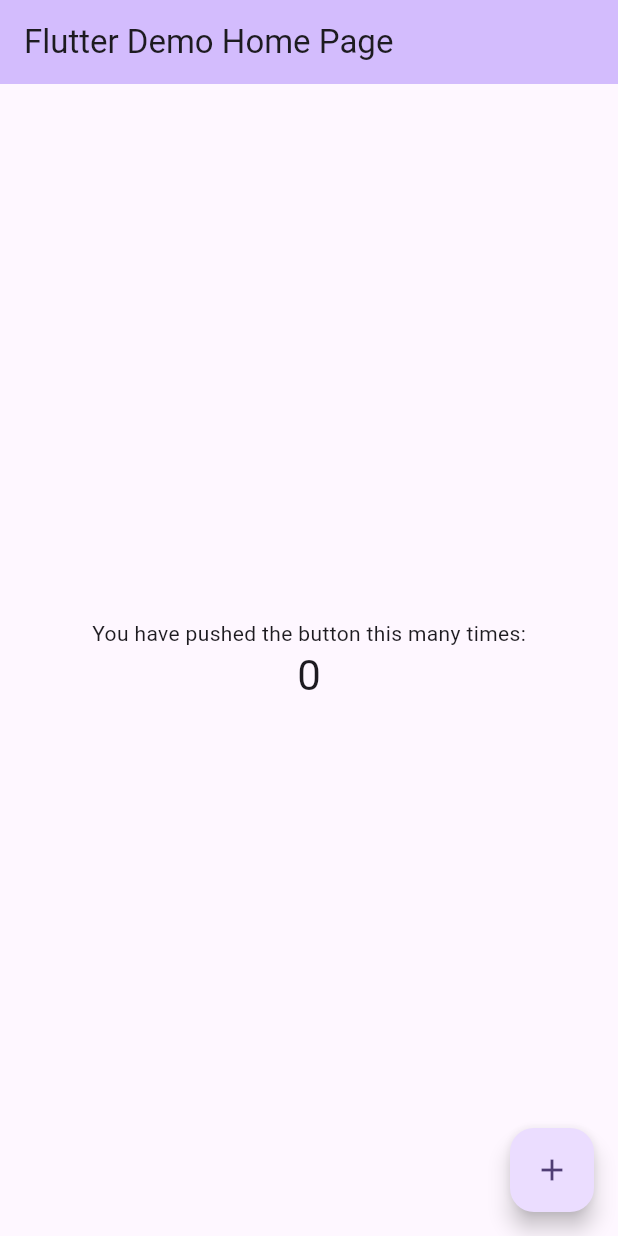
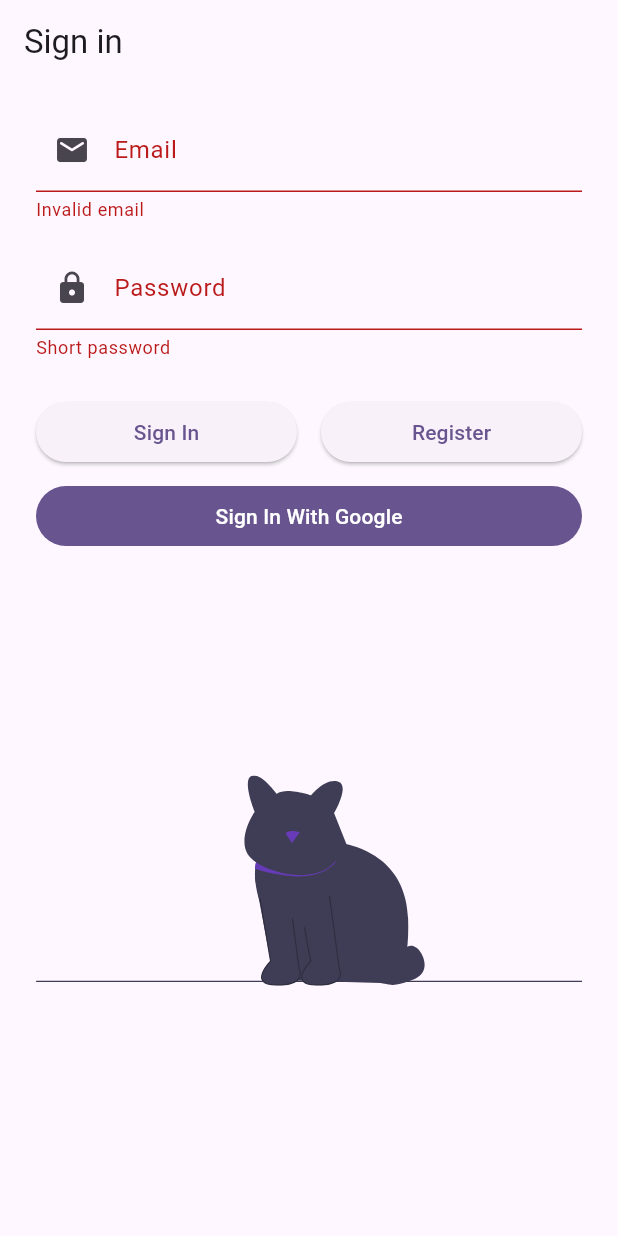
Before and after one commit to dartm05/Flutter-app, a Flutter app: the screen it shows after launch, on a phone screen of 412 x 824 dp. Run offline on Flutter 3.47's test engine with Material 2 defaults, Android fonts, the phone set to English and light mode, and no system bars; our stand-ins replace bloc, dartz, firebase_auth, firebase_core, flutter_bloc, flutter_svg and 4 more; accounts and stored records are empty.

Commit message:
feat: se crea form de inicio de sesión y se conecta con la lógica de negocio

```diff
--- a/lib/infrastructure/auth/firebase_auth_facade.dart
+++ b/lib/infrastructure/auth/firebase_auth_facade.dart
@@ -1,6 +1,5 @@
 import 'package:dartz/dartz.dart';
 import 'package:firebase_auth/firebase_auth.dart';
-import 'package:flutter/services.dart';
 import 'package:google_sign_in/google_sign_in.dart';
 import 'package:injectable/injectable.dart';
 
@@ -24,7 +23,7 @@ class FirebaseAuthFacade implements IAuthFacade {
     required Password password,
   }) async {
     final emailStr = emailAddress.getOrCrash();
-    final passwordStr = emailAddress.getOrCrash();
+    final passwordStr = password.getOrCrash();
 
     try {
       await _firebaseAuth.createUserWithEmailAndPassword(
@@ -33,7 +32,7 @@ class FirebaseAuthFacade implements IAuthFacade {
       );
 
       return right(unit);
-    } on PlatformException catch (e) {
+    } on FirebaseAuthException catch (e) {
       if (e.code == 'email-already-in-use') {
         return left(const AuthFailure.emailAlreadyInUse());
       } else {
@@ -48,7 +47,7 @@ class FirebaseAuthFacade implements IAuthFacade {
     required Password password,
   }) async {
     final emailStr = emailAddress.getOrCrash();
-    final passwordStr = emailAddress.getOrCrash();
+    final passwordStr = password.getOrCrash();
 
     try {
       await _firebaseAuth.signInWithEmailAndPassword(
@@ -56,7 +55,7 @@ class FirebaseAuthFacade implements IAuthFacade {
         password: passwordStr,
       );
       return right(unit);
-    } on PlatformException catch (e) {
+    } on FirebaseAuthException catch (e) {
       if (e.code == 'user-not-found' || e.code == 'wrong-password') {
         return left(const AuthFailure.invalidEmailAndPassword());
       } else {
--- a/lib/main.dart
+++ b/lib/main.dart
@@ -2,128 +2,9 @@ import 'package:flutter/material.dart';
 import 'package:injectable/injectable.dart';
 import 'package:project1/injectable.dart';
 
-// hola desde idx
+import 'presentation/core/app_widget.dart';
+
 void main() {
   configInjector(getIt, env: Environment.prod);
-  runApp(const MyApp());
+  runApp(const AppWidget());
 }
-
-class MyApp extends StatelessWidget {
-  const MyApp({super.key});
-
-  // This widget is the root of your application.
-  @override
-  Widget build(BuildContext context) {
-    return MaterialApp(
-      title: 'Flutter Demo',
-      theme: ThemeData(
-        // This is the theme of your application.
-        //
-        // TRY THIS: Try running your application with "flutter run". You'll see
-        // the application has a blue toolbar. Then, without quitting the app,
-        // try changing the seedColor in the colorScheme below to Colors.green
-        // and then invoke "hot reload" (save your changes or press the "hot
-        // reload" button in a Flutter-supported IDE, or press "r" if you used
-        // the command line to start the app).
-        //
-        // Notice that the counter didn't reset back to zero; the application
-        // state is not lost during the reload. To reset the state, use hot
-        // restart instead.
-        //
-        // This works for code too, not just values: Most code changes can be
-        // tested with just a hot reload.
-        colorScheme: ColorScheme.fromSeed(seedColor: Colors.deepPurple),
-        useMaterial3: true,
-      ),
-      home: const MyHomePage(title: 'Flutter Demo Home Page'),
-    );
-  }
-}
-
-class MyHomePage extends StatefulWidget {
-  const MyHomePage({super.key, required this.title});
-
-  // This widget is the home page of your application. It is stateful, meaning
-  // that it has a State object (defined below) that contains fields that affect
-  // how it looks.
-
-  // This class is the configuration for the state. It holds the values (in this
-  // case the title) provided by the parent (in this case the App widget) and
-  // used by the build method of the State. Fields in a Widget subclass are
-  // always marked "final".
-
-  final String title;
-
-  @override
-  State<MyHomePage> createState() => _MyHomePageState();
-}
-
-class _MyHomePageState extends State<MyHomePage> {
-  int _counter = 0;
-
-  void _incrementCounter() {
-    setState(() {
-      // This call to setState tells the Flutter framework that something has
-      // changed in this State, which causes it to rerun the build method below
-      // so that the display can reflect the updated values. If we changed
-      // _counter without calling setState(), then the build method would not be
-      // called again, and so nothing would appear to happen.
-      _counter++;
-    });
-  }
-
-  @override
-  Widget build(BuildContext context) {
-    // This method is rerun every time setState is called, for instance as done
-    // by the _incrementCounter method above.
-    //
-    // The Flutter framework has been optimized to make rerunning build methods
-    // fast, so that you can just rebuild anything that needs updating rather
-    // than having to individually change instances of widgets.
-    return Scaffold(
-      appBar: AppBar(
-        // TRY THIS: Try changing the color here to a specific color (to
-        // Colors.amber, perhaps?) and trigger a hot reload to see the AppBar
-        // change color while the other colors stay the same.
-        backgroundColor: Theme.of(context).colorScheme.inversePrimary,
-        // Here we take the value from the MyHomePage object that was created by
-        // the App.build method, and use it to set our appbar title.
-        title: Text(widget.title),
-      ),
-      body: Center(
-        // Center is a layout widget. It takes a single child and positions it
-        // in the middle of the parent.
-        child: Column(
-          // Column is also a layout widget. It takes a list of children and
-          // arranges them vertically. By default, it sizes itself to fit its
-          // children horizontally, and tries to be as tall as its parent.
-          //
-          // Column has various properties to control how it sizes itself and
-          // how it positions its children. Here we use mainAxisAlignment to
-          // center the children vertically; the main axis here is the vertical
-          // axis because Columns are vertical (the cross axis would be
-          // horizontal).
-          //
-          // TRY THIS: Invoke "debug painting" (choose the "Toggle Debug Paint"
-          // action in the IDE, or press "p" in the console), to see the
-          // wireframe for each widget.
-          mainAxisAlignment: MainAxisAlignment.center,
-          children: <Widget>[
-            const Text(
-              'You have pushed the button this many times:',
-            ),
-            Text(
-              '$_counter',
-              style: Theme.of(context).textTheme.headlineMedium,
-            ),
-          ],
-        ),
-      ),
-      floatingActionButton: FloatingActionButton(
-        onPressed: _incrementCounter,
-        tooltip: 'Increment',
-        child: const Icon(Icons.add),
-      ), // This trailing comma makes auto-formatting nicer for build methods.
-    );
-  }
-}
--- /dev/null
+++ b/lib/presentation/core/app_widget.dart
@@ -0,0 +1,43 @@
+import 'package:firebase_core/firebase_core.dart';
+import 'package:flutter/material.dart';
+
+import '../sign_in/sign_in_page.dart';
+
+class AppWidget extends StatelessWidget {
+  const AppWidget({super.key});
+
+  // Future<void> initializeDefault() async {
+  //   FirebaseApp app = await Firebase.initializeApp(
+  //     options: const FirebaseOptions(
+  //       apiKey: 'AIzaSyC68NmpG0_tHY_HuX9FIX25374iWqKs7HY',
+  //       appId: '1:315622192186:ios:f929b3e607f4c1769d7103',
+  //       messagingSenderId: '315622192186',
+  //       projectId: 'dddtutorial-f982d',
+  //     ),
+  //   );
+  //   print('Initialized default app $app');
+  // }
+
+  @override
+  Widget build(BuildContext context) {
+    return FutureBuilder(
+      future: Firebase.initializeApp(),
+      builder: (context, snapshot) {
+        if (!snapshot.hasData) {
+          return const CircularProgressIndicator();
+        }
+
+        return MaterialApp(
+          title: 'La mejor app',
+          theme: ThemeData(
+            colorScheme:
+                ColorScheme.fromSeed(seedColor: const Color(0xFF673AB7)),
+            useMaterial3: true,
+          ),
+          home: const SignInPage(),
+          debugShowCheckedModeBanner: false,
+        );
+      },
+    );
+  }
+}
--- /dev/null
+++ b/lib/presentation/sign_in/sign_in_page.dart
@@ -0,0 +1,21 @@
+import 'package:flutter/material.dart';
+import 'package:flutter_bloc/flutter_bloc.dart';
+
+import '../../application/auth/sign_in_form/sign_in_form_bloc.dart';
+import '../../injectable.dart';
+import 'widgets/sign_in_form.dart';
+
+class SignInPage extends StatelessWidget {
+  const SignInPage({super.key});
+
+  @override
+  Widget build(BuildContext context) {
+    return Scaffold(
+      appBar: AppBar(title: const Text('Sign in')),
+      body: BlocProvider(
+        create: (context) => getIt<SignInFormBloc>(),
+        child: const SignInForm(),
+      ),
+    );
+  }
+}
--- /dev/null
+++ b/lib/presentation/sign_in/widgets/sign_in_form.dart
@@ -0,0 +1,152 @@
+import 'package:flutter/material.dart';
+import 'package:flutter_bloc/flutter_bloc.dart';
+import 'package:flutter_svg/svg.dart';
+import 'package:project1/application/auth/sign_in_form/sign_in_form_bloc.dart';
+
+class SignInForm extends StatelessWidget {
+  const SignInForm({super.key});
+
+  @override
+  Widget build(BuildContext context) {
+    SizedBox sizedBox = const SizedBox(
+      height: 16,
+    );
+    SizedBox sizedBoxWidth = const SizedBox(
+      width: 16,
+    );
+
+    return BlocConsumer<SignInFormBloc, SignInFormState>(
+      listener: (context, state) {
+        state.authFailureOrSuccessOption.fold(
+          () {},
+          (either) => either.fold(
+            (failure) => ScaffoldMessenger.of(context).showSnackBar(
+              SnackBar(
+                content: Text(
+                  failure.map(
+                    cancelledByUser: (_) => 'Cancelled',
+                    serverError: (_) => 'Server error',
+                    emailAlreadyInUse: (_) => 'Email already in use',
+                    invalidEmailAndPassword: (_) =>
+                        'Invalid email and password',
+                  ),
+                ),
+              ),
+            ),
+            (_) {
+              //TODO:navigate
+            },
+          ),
+        );
+      },
+      builder: (context, state) {
+        return Container(
+          decoration: const BoxDecoration(
+            borderRadius: BorderRadius.all(
+              Radius.circular(2.0),
+            ),
+          ),
+          padding: const EdgeInsets.symmetric(
+            horizontal: 24.0,
+            vertical: 16.0,
+          ),
+          child: Form(
+            autovalidateMode: AutovalidateMode.always,
+            child: ListView(
+              children: [
+                TextFormField(
+                  decoration: const InputDecoration(
+                    prefixIcon: Icon(Icons.email_rounded),
+                    labelText: 'Email',
+                  ),
+                  onChanged: (email) => context.read<SignInFormBloc>().add(
+                        SignInFormEvent.emailChanged(email),
+                      ),
+                  validator: (_) => context
+                      .read<SignInFormBloc>()
+                      .state
+                      .emailAddress
+                      .value
+                      .fold(
+                        (failure) => failure.maybeMap(
+                          invalidEmail: (_) => 'Invalid email',
+                          orElse: () => null,
+                        ),
+                        (_) => null,
+                      ),
+                ),
+                sizedBox,
+                TextFormField(
+                  decoration: const InputDecoration(
+                    prefixIcon: Icon(Icons.lock),
+                    labelText: 'Password',
+                  ),
+                  obscureText: true,
+                  onChanged: (password) => context.read<SignInFormBloc>().add(
+                        SignInFormEvent.passwordChanged(password),
+                      ),
+                  validator: (_) =>
+                      context.read<SignInFormBloc>().state.password.value.fold(
+                            (failure) => failure.maybeMap(
+                              shortPassword: (_) => 'Short password',
+                              orElse: () => null,
+                            ),
+                            (_) => null,
+                          ),
+                ),
+                const SizedBox(
+                  height: 24,
+                ),
+                Row(
+                  mainAxisAlignment: MainAxisAlignment.spaceBetween,
+                  children: [
+                    Expanded(
+                      child: ElevatedButton(
+                        onPressed: () {
+                          context.read<SignInFormBloc>().add(
+                                const SignInFormEvent
+                                    .signInWithEmailAndPasswordPressed(),
+                              );
+                        },
+                        child: const Text('Sign In'),
+                      ),
+                    ),
+                    sizedBoxWidth,
+                    Expanded(
+                      child: ElevatedButton(
+                        onPressed: () {
+                          context.read<SignInFormBloc>().add(
+                                const SignInFormEvent
+                                    .registerWithEmailAndPasswordPressed(),
+                              );
+                        },
+                        child: const Text('Register'),
+                      ),
+                    ),
+                  ],
+                ),
+                const SizedBox(
+                  height: 8,
+                ),
+                FilledButton(
+                  onPressed: () {
+                    context.read<SignInFormBloc>().add(
+                          const SignInFormEvent.signInWithGooglePressed(),
+                        );
+                  },
+                  child: const Text('Sign In With Google'),
+                ),
+                const SizedBox(
+                  height: 48,
+                ),
+                SvgPicture.asset(
+                  'assets/images/cat_bg.svg',
+                ),
+              ],
+            ),
+          ),
+        );
+      },
+    );
+  }
+}
--- a/pubspec.yaml
+++ b/pubspec.yaml
@@ -39,6 +39,7 @@ dependencies:
   google_sign_in: ^6.1.6
   injectable: ^2.3.2
   get_it: ^7.6.4
+  flutter_svg: ^2.0.10+1
 
 
   # The following adds the Cupertino Icons font to your application.
@@ -75,6 +76,9 @@ flutter:
   #   - images/a_dot_burr.jpeg
   #   - images/a_dot_ham.jpeg
 
+  assets:
+    - assets/images/
+
   # An image asset can refer to one or more resolution-specific "variants", see
   # https://flutter.dev/assets-and-images/#resolution-aware
 
```
Also changed, not shown: lib/application/auth/sign_in_form/sign_in_form_bloc.dart (+32 -23 lines), lib/application/auth/sign_in_form/sign_in_form_event.dart (+8 -5 lines), assets/images/cat_bg.svg (added), pubspec.lock, 1 other file.
